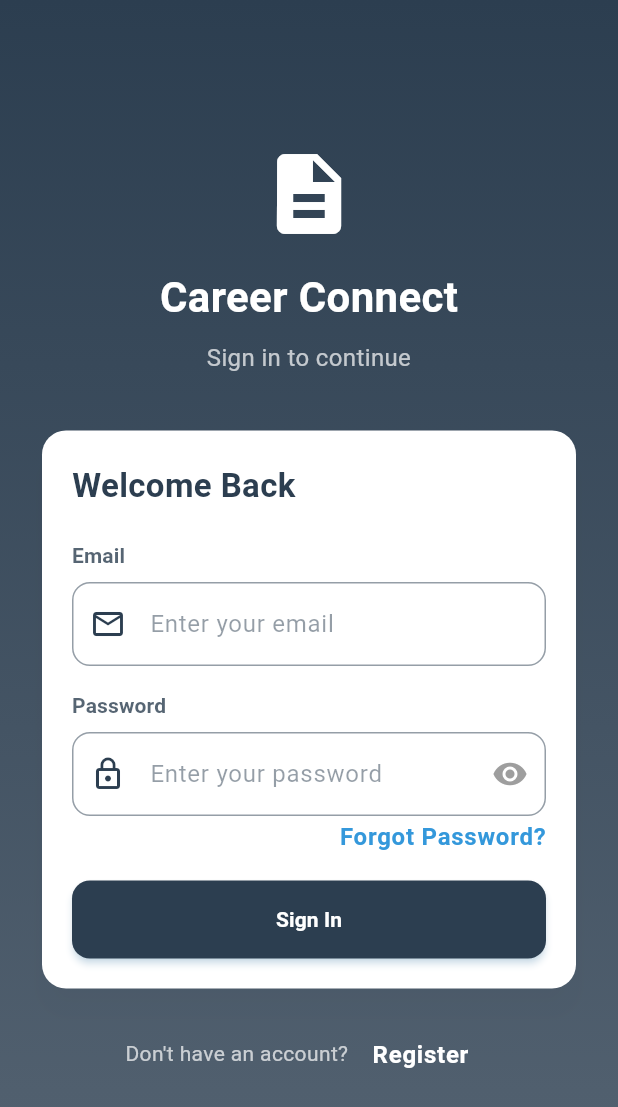
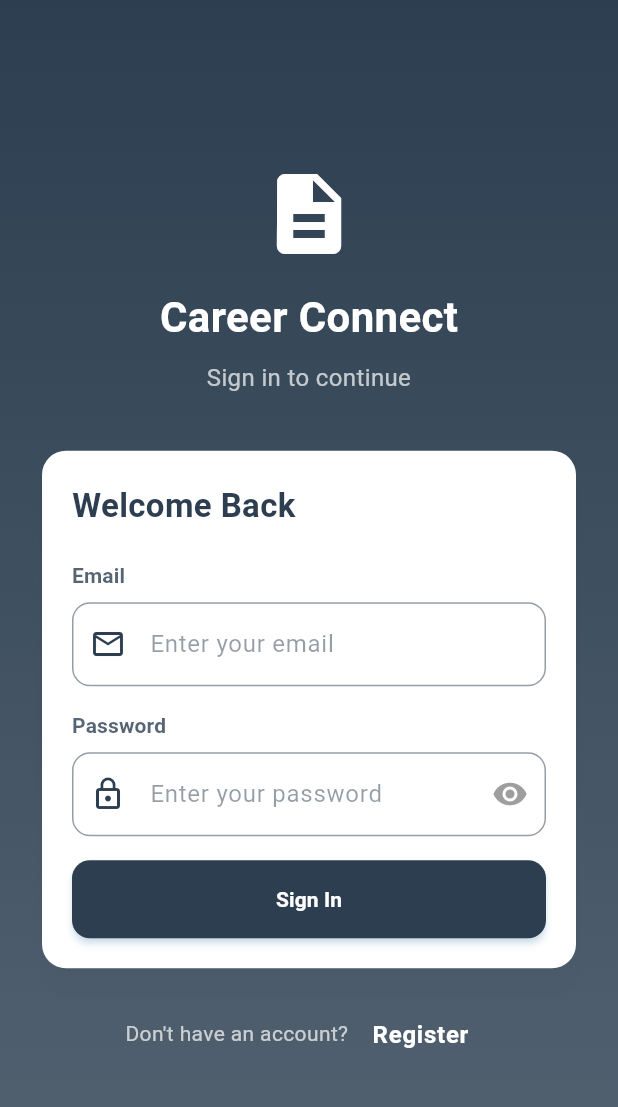
Before and after one commit to HK9750/Career-Connect-Frontend, a Flutter app: the screen it shows after launch, on a phone screen of 412 x 824 dp. Shown: the top 1107 px of the screen. Run offline on Flutter 3.47's test engine with Material 3 defaults, Android fonts, the phone set to English and light mode, and no system bars; our stand-ins replace flutter_secure_storage, logger; missing offline and left inert: file_selector; accounts and stored records are empty.

Commit message:
feat: Remove 'Forgot Password?' button from login screen

```diff
--- a/lib/screens/auth/login_screen.dart
+++ b/lib/screens/auth/login_screen.dart
@@ -193,23 +193,7 @@ class _LoginScreenState extends State<LoginScreen>
                                       return null;
                                     },
                                   ),
-                                  Align(
-                                    alignment: Alignment.centerRight,
-                                    child: TextButton(
-                                      onPressed: () {
-                                        // Implement forgot password functionality
-                                      },
-                                      child: const Text("Forgot Password?"),
-                                      style: TextButton.styleFrom(
-                                        padding: const EdgeInsets.symmetric(
-                                          vertical: 4,
-                                        ),
-                                        minimumSize: Size.zero,
-                                        tapTargetSize:
-                                            MaterialTapTargetSize.shrinkWrap,
-                                      ),
-                                    ),
-                                  ),
+
                                   const SizedBox(height: 16),
                                   CustomButton(
                                     text: "Sign In",
```
